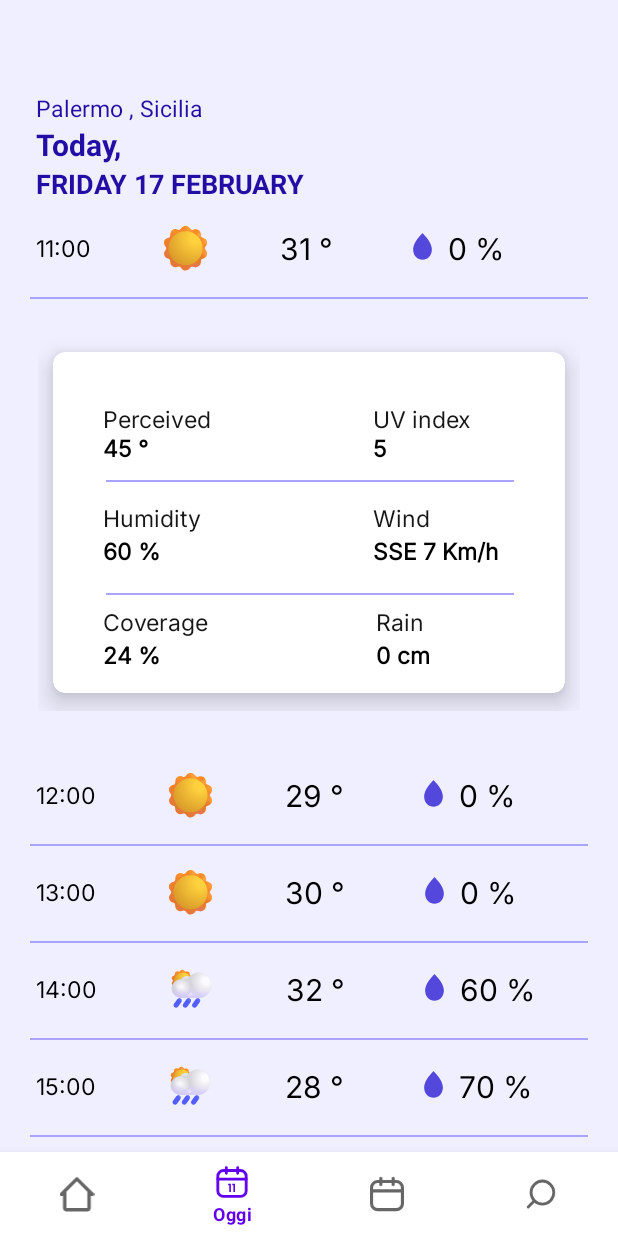
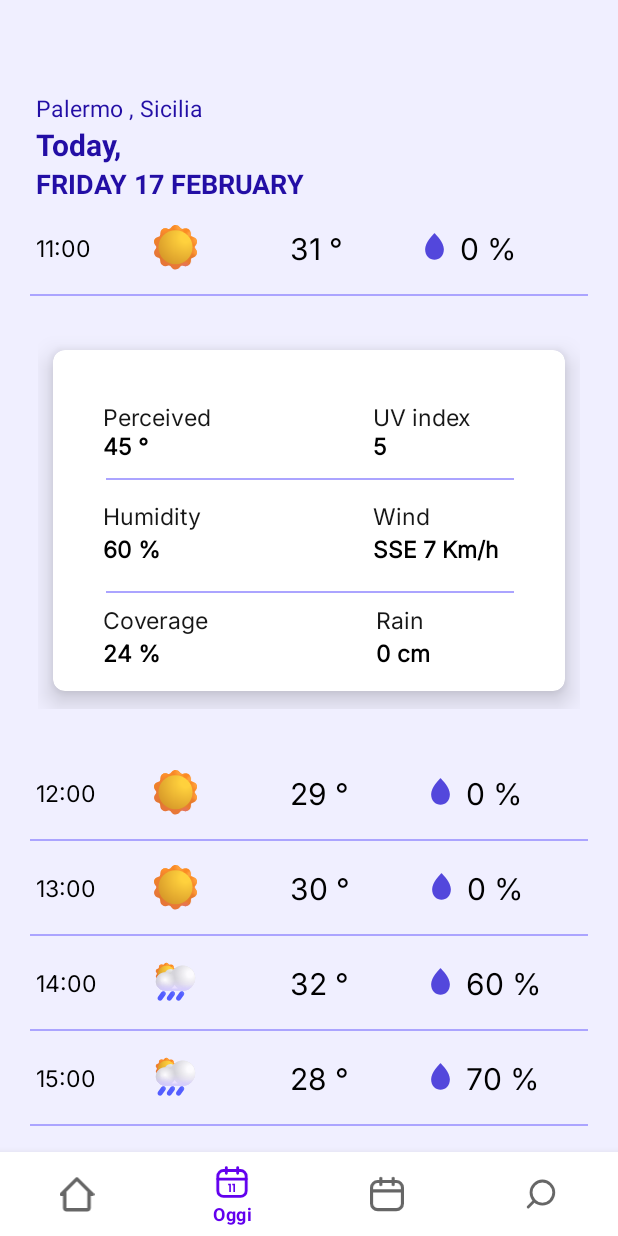
Before and after one commit to develhope/forecast_app_android3_team2, an Android app: the screen it shows after launch (MainActivity), item 2 of the bottom bar chosen, on a phone screen of 412 x 824 dp. Run offline under Robolectric (Android 15) with nearby library versions, the light colour scheme and no system bars.

Commit message:
layout fix

```diff
--- a/app/src/main/res/layout/specificday_hourly.xml
+++ b/app/src/main/res/layout/specificday_hourly.xml
@@ -31,54 +31,51 @@
         android:id="@+id/specificday_type"
         android:layout_width="@dimen/margin_30_dp"
         android:layout_height="@dimen/margin_30_dp"
-        android:layout_marginStart="@dimen/margin_48dp"
         android:layout_marginTop="@dimen/padding_15_dp"
+        android:layout_marginEnd="280dp"
         android:layout_marginBottom="@dimen/margin_17.82_dp"
         android:contentDescription="@string/type"
         android:src="@drawable/sun"
         android:textAlignment="center"
-        app:layout_constraintStart_toEndOf="@+id/specificDay_time"
+        app:layout_constraintBottom_toBottomOf="parent"
+        app:layout_constraintEnd_toEndOf="parent"
         app:layout_constraintTop_toTopOf="parent"
-        app:layout_constraintBottom_toBottomOf="parent"
+        app:layout_constraintVertical_bias="1.0"
         tools:ignore="ImageContrastCheck" />
-
 
     <TextView
         android:id="@+id/specificday_temp"
+        style="@style/id_sp_hourly"
         android:layout_width="wrap_content"
         android:layout_height="wrap_content"
-        android:layout_marginStart="@dimen/margin_48dp"
+        android:layout_marginStart="61dp"
         android:layout_marginTop="@dimen/margin_16_dp"
-        android:layout_marginBottom="@dimen/margin_10_dp"
         android:text="@string/temp"
-        style="@style/id_sp_hourly"
-        app:layout_constraintStart_toEndOf="@id/specificday_type"
-        app:layout_constraintTop_toTopOf="parent"  />
-
+        app:layout_constraintStart_toEndOf="@+id/specificday_type"
+        app:layout_constraintTop_toTopOf="parent" />
 
 
     <TextView
         android:id="@+id/specificday_umidity"
+        style="@style/id_sp_hourly"
         android:layout_width="wrap_content"
         android:layout_height="wrap_content"
         android:layout_alignParentStart="true"
         android:layout_alignParentTop="true"
-        android:layout_marginStart="@dimen/margin_52.69_dp"
+        android:layout_marginStart="54dp"
+        android:layout_marginTop="@dimen/margin_16_dp"
+        android:drawablePadding="@dimen/drawablePadding_10_dp"
         android:gravity="top"
-        android:drawablePadding="@dimen/drawablePadding_10_dp"
-        android:layout_marginTop="@dimen/margin_16_dp"
-        android:layout_marginBottom="@dimen/margin_10_dp"
         android:text="@string/umidity"
-        style="@style/id_sp_hourly"
-        app:layout_constraintStart_toEndOf="@id/specificday_temp"
-        app:layout_constraintTop_toTopOf="parent"
-        app:drawableStartCompat="@drawable/drop" />
+        app:drawableStartCompat="@drawable/drop"
+        app:layout_constraintStart_toEndOf="@+id/specificday_temp"
+        app:layout_constraintTop_toTopOf="parent" />
 
     <View
         android:layout_width="match_parent"
         android:layout_height="@dimen/height_1_dp"
         android:layout_marginStart="@dimen/margin_20_dp"
-        android:layout_marginTop="@dimen/margin_17_dp"
+        android:layout_marginTop="@dimen/margin_16_dp"
         android:layout_marginEnd="@dimen/margin_20_dp"
         android:background="#ABA4FF"
         app:layout_constraintTop_toBottomOf="@id/specificday_type" />
```
